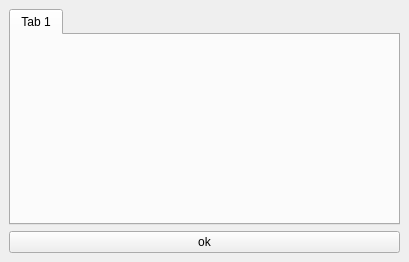
Above: TildaHost/source/Interface/DmmUi/Ui_DmmLiveView.ui from lasersphere/Tilda before the change. Below: the same form after it.
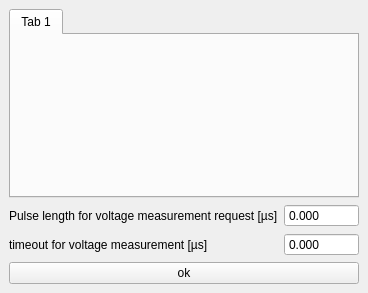
That is the form after the change.

Commit message: added queue for jobs to do when back in idle moved config of volt meas pars to the dmm live view inside the scan control loading and saving of dmm pars works.

What changed in the file:
```diff
--- a/TildaHost/source/Interface/DmmUi/Ui_DmmLiveView.ui
+++ b/TildaHost/source/Interface/DmmUi/Ui_DmmLiveView.ui
@@ -6,8 +6,8 @@
    <rect>
     <x>0</x>
     <y>0</y>
-    <width>409</width>
-    <height>262</height>
+    <width>359</width>
+    <height>293</height>
    </rect>
   </property>
   <property name="windowTitle">
@@ -27,6 +27,56 @@
       </widget>
      </widget>
     </item>
+    <item>
+     <layout class="QFormLayout" name="formLayout_pulse_len_and_timeout">
+      <item row="0" column="0">
+       <widget class="QLabel" name="label_measVoltPulseLength_mu_s">
+        <property name="text">
+         <string>Pulse length for voltage measurement request [µs]</string>
+        </property>
+       </widget>
+      </item>
+      <item row="0" column="1">
+       <widget class="QDoubleSpinBox" name="doubleSpinBox_measVoltPulseLength_mu_s">
+        <property name="buttonSymbols">
+         <enum>QAbstractSpinBox::NoButtons</enum>
+        </property>
+        <property name="keyboardTracking">
+         <bool>false</bool>
+        </property>
+        <property name="decimals">
+         <number>3</number>
+        </property>
+        <property name="maximum">
+         <double>1000000.000000000000000</double>
+        </property>
+       </widget>
+      </item>
+      <item row="1" column="1">
+       <widget class="QDoubleSpinBox" name="doubleSpinBox_measVoltTimeout_mu_s_set">
+        <property name="buttonSymbols">
+         <enum>QAbstractSpinBox::NoButtons</enum>
+        </property>
+        <property name="keyboardTracking">
+         <bool>false</bool>
+        </property>
+        <property name="decimals">
+         <number>3</number>
+        </property>
+        <property name="maximum">
+         <double>1000000.000000000000000</double>
+        </property>
+       </widget>
+      </item>
+      <item row="1" column="0">
+       <widget class="QLabel" name="label_measVoltTimeout_mu_s">
+        <property name="text">
+         <string>timeout for voltage measurement [µs]</string>
+        </property>
+       </widget>
+      </item>
+     </layout>
+    </item>
     <item>
      <widget class="QPushButton" name="pushButton_confirm">
       <property name="text">
```
The commit also changes 9 other files.
